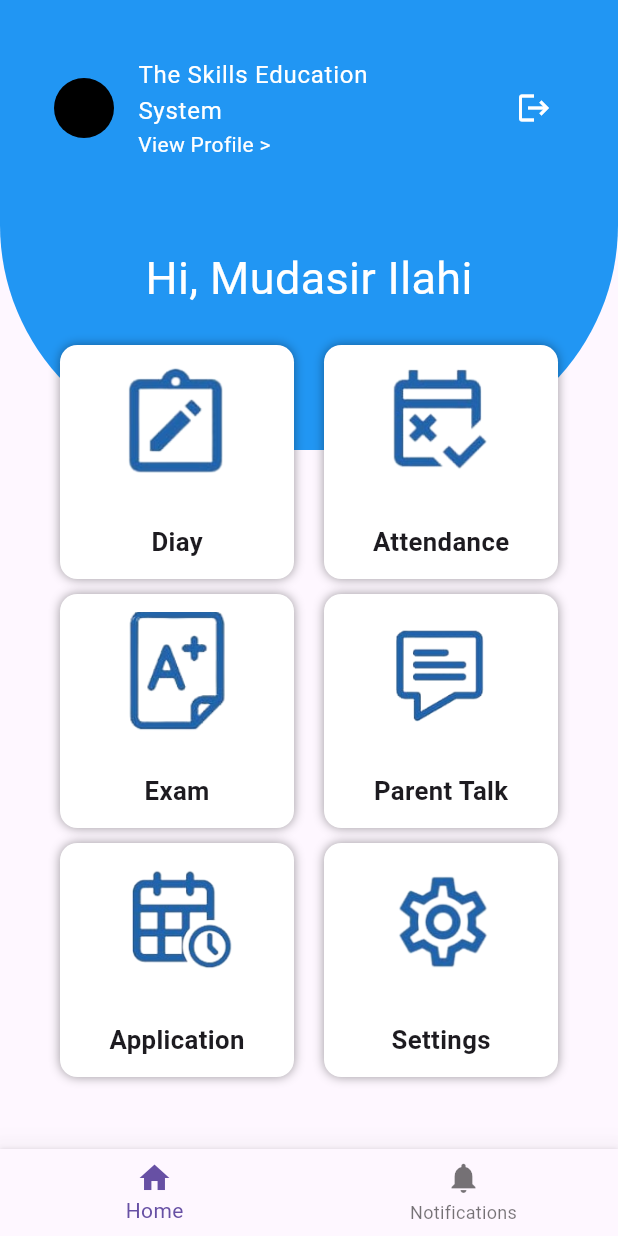
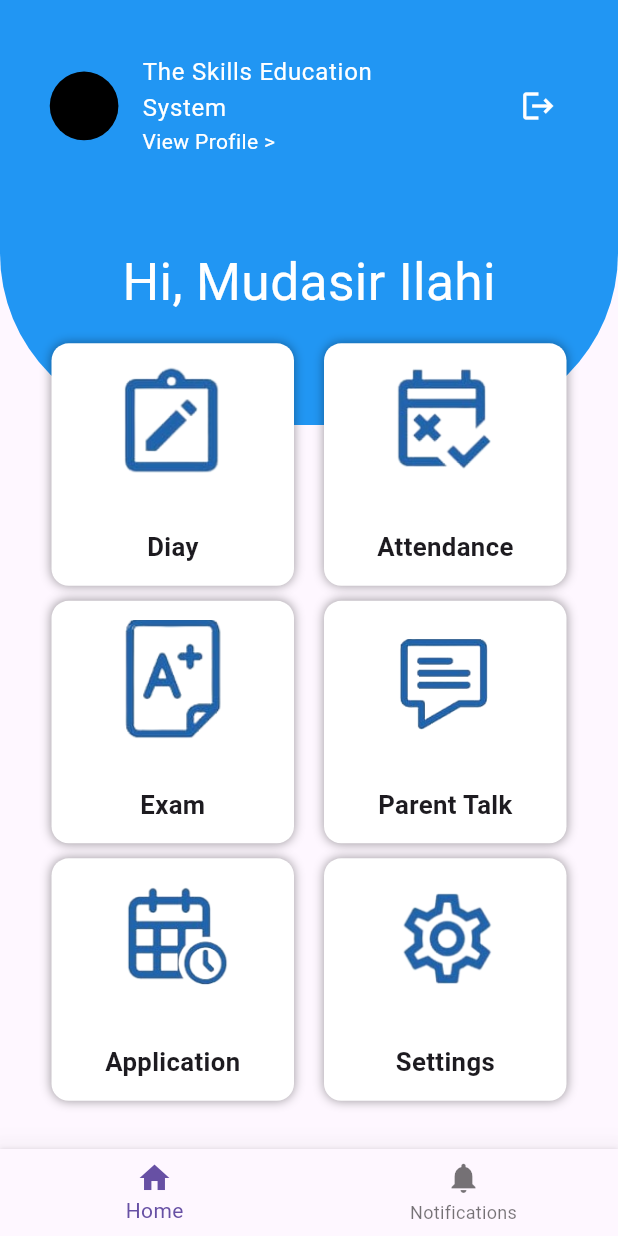
Before and after one commit to ibrarkhalid333/Edu-Base, a Flutter app: the TeacherDashboard screen opened by its route, on a phone screen of 412 x 824 dp. Run offline on Flutter 3.47's test engine with Material 3 defaults, Android fonts, the phone set to English and light mode, and no system bars; our stand-ins replace device_preview, flutter_screenutil, get, intl_phone_field.

Commit message:
commit 2208251

```diff
--- a/lib/src/home/components/selection_container.dart
+++ b/lib/src/home/components/selection_container.dart
@@ -8,8 +8,8 @@ class SellectionContainer extends StatelessWidget {
     required this.onPress,
     required this.title,
     required this.imagePath,
-    this.width = 150,
-    this.height = 250,
+    this.width = 20,
+    this.height = 20,
   });
 
   final double height, width;
--- a/lib/src/teacher_role/teacher_dashboard/teacher_dashboard.dart
+++ b/lib/src/teacher_role/teacher_dashboard/teacher_dashboard.dart
@@ -3,6 +3,7 @@ import 'package:edu_base/core/res/colors/appColors.dart';
 import 'package:edu_base/core/res/routes/route_names.dart';
 import 'package:edu_base/src/home/components/selection_container.dart';
 import 'package:flutter/material.dart';
+import 'package:flutter_screenutil/flutter_screenutil.dart';
 import 'package:get/get.dart';
 
 class TeacherDashboard extends StatefulWidget {
@@ -45,21 +46,21 @@ class _TeacherDashboardState extends State<TeacherDashboard> {
         child: Stack(
           children: [
             Container(
-              height: 300,
-              padding: const EdgeInsets.fromLTRB(20, 30, 20, 0),
-              decoration: const BoxDecoration(
+              height: 220.h,
+              padding: EdgeInsets.fromLTRB(15.sp, 25.sp, 15.sp, 0),
+              decoration: BoxDecoration(
                 color: Colors.blue,
                 borderRadius: BorderRadius.only(
-                  bottomLeft: Radius.circular(150),
-                  bottomRight: Radius.circular(150),
+                  bottomLeft: Radius.circular(100.r),
+                  bottomRight: Radius.circular(100.r),
                 ),
               ),
               child: Column(
                 children: [
                   ListTile(
-                    leading: const CircleAvatar(
+                    leading: CircleAvatar(
                       backgroundColor: Colors.black,
-                      radius: 20,
+                      radius: 20.r,
                     ),
                     title: const Text(
                       'The Skills Education \nSystem',
@@ -79,20 +80,21 @@ class _TeacherDashboardState extends State<TeacherDashboard> {
                       ),
                     ),
                   ),
-                  const SizedBox(
-                    height: 50,
+                  SizedBox(
+                    height: 40.h,
                   ),
-                  const Text(
+                  Text(
                     'Hi, Mudasir Ilahi',
-                    style: TextStyle(color: Colors.white, fontSize: 30),
+                    style: TextStyle(color: Colors.white, fontSize: 30.sp),
                   ),
                 ],
               ),
             ),
             Container(
-              margin: const EdgeInsets.fromLTRB(15, 0, 15, 0),
-              padding: const EdgeInsets.fromLTRB(25, 230, 25, 30),
+              margin: EdgeInsets.fromLTRB(10.sp, 0, 10.sp, 0),
+              padding: EdgeInsets.fromLTRB(20.sp, 200.sp, 20.sp, 25.sp),
               child: GridView.builder(
+                  physics: NeverScrollableScrollPhysics(),
                   gridDelegate: const SliverGridDelegateWithFixedCrossAxisCount(
                       crossAxisCount: 2,
                       mainAxisSpacing: 10,
@@ -100,6 +102,8 @@ class _TeacherDashboardState extends State<TeacherDashboard> {
                   itemCount: Items.length,
                   itemBuilder: (context, index) {
                     return SellectionContainer(
+                        height: 5.sp,
+                        width: 1.sp,
                         title: Items[index],
                         imagePath: ImageAsset[index],
                         onPress: () {
```
